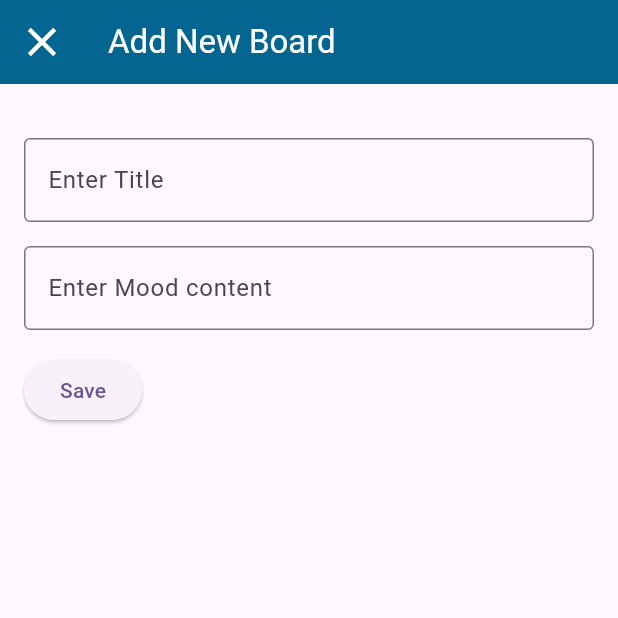
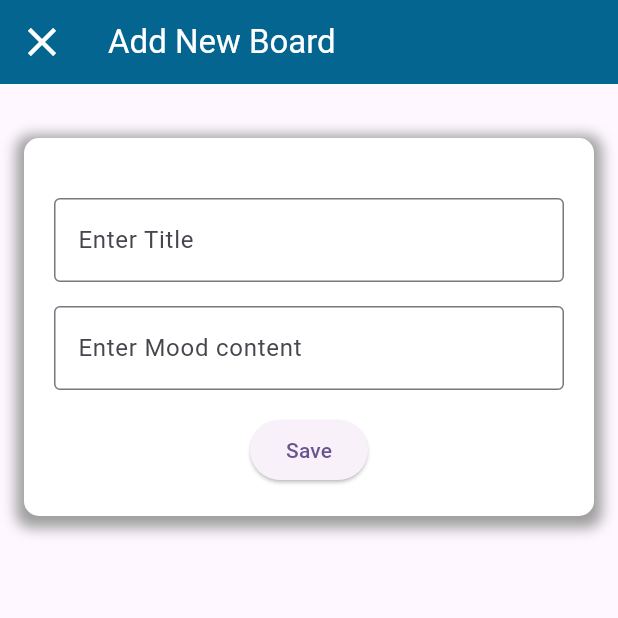
Before and after one commit to MG-Minsu/cc206-mood.it, a Flutter app: the screen it shows after launch, on a phone screen of 412 x 824 dp, the top half of it. Run offline on Flutter 3.47's test engine with Material 2 defaults, Android fonts, the light colour scheme and no system bars.

Commit message:
Update for Exercise unit 5

```diff
--- a/lib/features/addboard.dart
+++ b/lib/features/addboard.dart
@@ -10,43 +10,64 @@ class AddBoard extends StatelessWidget {
         title: const Text(
           "Add New Board",
           style: TextStyle(
-            color: Colors.white, // Title text color
+            color: Colors.white,
           ),
         ),
         leading: const Icon(
-          Icons.clear, // This is the "X" icon
-          size: 32.0, // Icon size in the AppBar
-          color: Colors.white, // Icon color
+          Icons.clear,
+          size: 32.0,
+          color: Colors.white,
         ),
-        backgroundColor: Color.fromARGB(255, 4, 102, 144), // App bar background color
+        backgroundColor: const Color.fromARGB(255, 4, 102, 144),
       ),
       body: Padding(
-        padding: const EdgeInsets.all(16.0), // Add padding to the entire body
+        padding: const EdgeInsets.all(16.0),
         child: Column(
-          crossAxisAlignment: CrossAxisAlignment.start, // Align content to the left
+          crossAxisAlignment: CrossAxisAlignment.start,
           children: [
-            const SizedBox(height: 20), // Add some spacing below the AppBar
+            const SizedBox(height: 20),
+            Container(
+              padding: const EdgeInsets.all(20.0),
+              decoration: BoxDecoration(
+                color: Colors.white,
+                borderRadius: BorderRadius.circular(10.0),
+                boxShadow: const [
+                  BoxShadow(
+                    color: Colors.grey,
+                    spreadRadius: 5,
+                    blurRadius: 7,
+                    offset: Offset(0, 3),
+                  ),
+                ],
+              ),
+              child: Column(
+                crossAxisAlignment: CrossAxisAlignment.start,
+                children: [
+                  const SizedBox(height: 20),
                   const TextField(
                     decoration: InputDecoration(
                       labelText: 'Enter Title',
-                border: OutlineInputBorder(), // Add a border to the text field
+                      border: OutlineInputBorder(),
                     ),
                   ),
-            const SizedBox(height: 16), // Add spacing between text fields
+                  const SizedBox(height: 16),
                   const TextField(
                     decoration: InputDecoration(
                       labelText: 'Enter Mood content',
-                border: OutlineInputBorder(), // Add a border to the text field
+                      border: OutlineInputBorder(),
                     ),
                   ),
                   const SizedBox(height: 16.0),
-            ElevatedButton(
+                  Center(
+                    child: ElevatedButton(
                       onPressed: () {
-                // Add your login logic here
-                // For simplicity, we're not handling authentication in this example.
-                // You would typically validate the entered username and password.
+                        //Future development
                       },
                       child: const Text('Save'),
+                    ),
+                  ),
+                ],
+              ),
             ),
           ],
         ),
```
Lines whose indentation alone changed are shown as unchanged.
